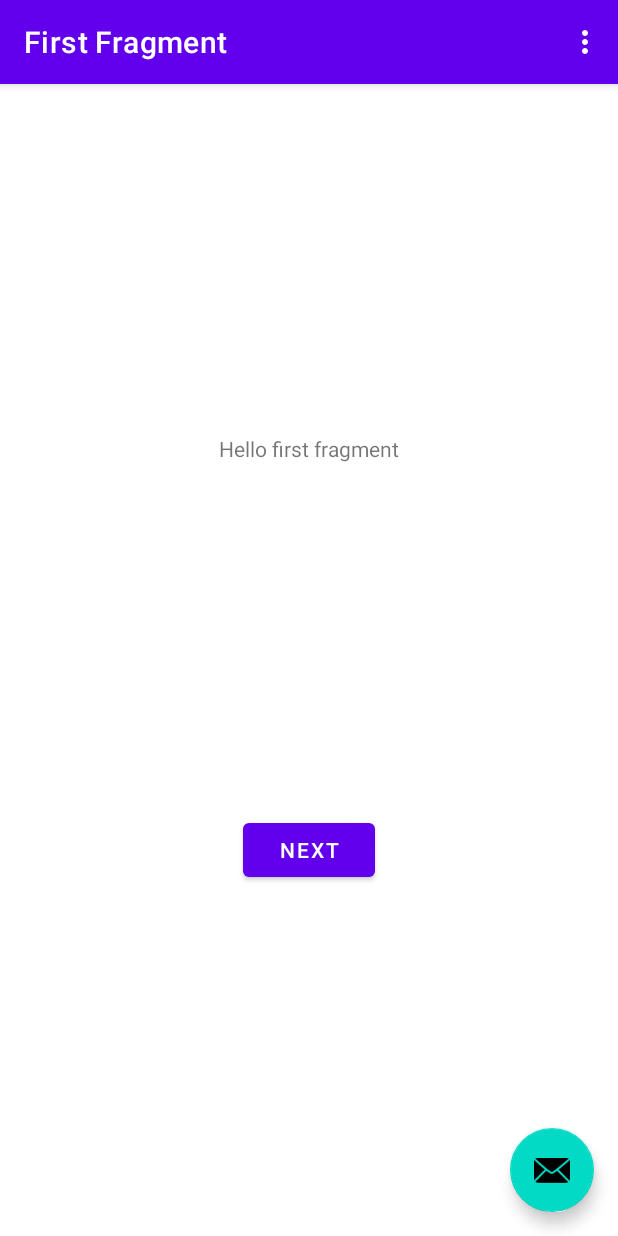
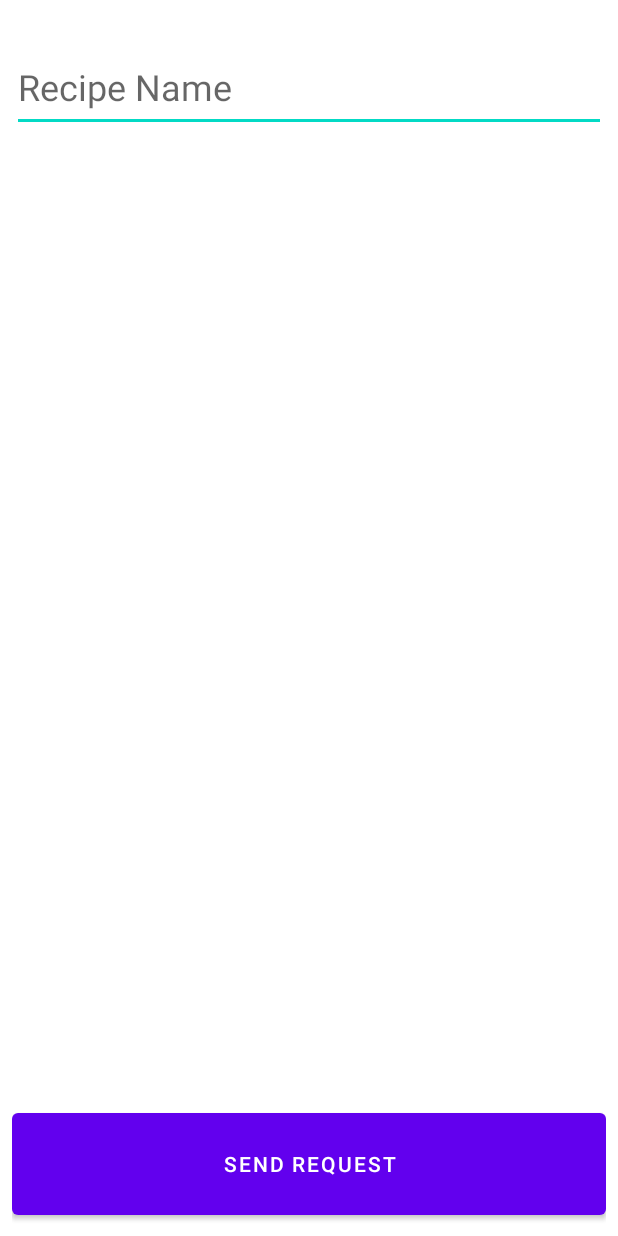
Before and after one commit to ms182905/CookingBookMobile, an Android app: the screen it shows after launch (MainActivity), on a phone screen of 412 x 824 dp. Run offline under Robolectric (Android 15) with nearby library versions, the phone set to English and light mode, and no system bars; pictures from the network do not load.

Commit message:
Added fetching data from API and displaying first recipe name and photo

```diff
--- a/app/src/main/AndroidManifest.xml
+++ b/app/src/main/AndroidManifest.xml
@@ -12,7 +12,7 @@
         android:theme="@style/Theme.CookingBookMobile"
         tools:targetApi="31">
         <activity
-            android:name=".MainActivity"
+            android:name=".view.MainActivity"
             android:exported="true"
             android:label="@string/app_name"
             android:theme="@style/Theme.CookingBookMobile.NoActionBar">
@@ -24,4 +24,6 @@
         </activity>
     </application>
 
+    <uses-permission android:name="android.permission.INTERNET" />
+
 </manifest>
--- a/app/src/main/java/com/soltys/cookingbookmobile/MainActivity.kt
+++ /dev/null
@@ -1,58 +0,0 @@
-package com.soltys.cookingbookmobile
-
-import android.os.Bundle
-import com.google.android.material.snackbar.Snackbar
-import androidx.appcompat.app.AppCompatActivity
-import androidx.navigation.findNavController
-import androidx.navigation.ui.AppBarConfiguration
-import androidx.navigation.ui.navigateUp
-import androidx.navigation.ui.setupActionBarWithNavController
-import android.view.Menu
-import android.view.MenuItem
-import com.soltys.cookingbookmobile.databinding.ActivityMainBinding
-
-class MainActivity : AppCompatActivity() {
-
-    private lateinit var appBarConfiguration: AppBarConfiguration
-    private lateinit var binding: ActivityMainBinding
-
-    override fun onCreate(savedInstanceState: Bundle?) {
-        super.onCreate(savedInstanceState)
-
-        binding = ActivityMainBinding.inflate(layoutInflater)
-        setContentView(binding.root)
-
-        setSupportActionBar(binding.toolbar)
-
-        val navController = findNavController(R.id.nav_host_fragment_content_main)
-        appBarConfiguration = AppBarConfiguration(navController.graph)
-        setupActionBarWithNavController(navController, appBarConfiguration)
-
-        binding.fab.setOnClickListener { view ->
-            Snackbar.make(view, "Replace with your own action", Snackbar.LENGTH_LONG)
-                    .setAction("Action", null).show()
-        }
-    }
-
-    override fun onCreateOptionsMenu(menu: Menu): Boolean {
-        // Inflate the menu; this adds items to the action bar if it is present.
-        menuInflater.inflate(R.menu.menu_main, menu)
-        return true
-    }
-
-    override fun onOptionsItemSelected(item: MenuItem): Boolean {
-        // Handle action bar item clicks here. The action bar will
-        // automatically handle clicks on the Home/Up button, so long
-        // as you specify a parent activity in AndroidManifest.xml.
-        return when (item.itemId) {
-            R.id.action_settings -> true
-            else -> super.onOptionsItemSelected(item)
-        }
-    }
-
-    override fun onSupportNavigateUp(): Boolean {
-        val navController = findNavController(R.id.nav_host_fragment_content_main)
-        return navController.navigateUp(appBarConfiguration)
-                || super.onSupportNavigateUp()
-    }
-}
--- /dev/null
+++ b/app/src/main/java/com/soltys/cookingbookmobile/view/MainActivity.kt
@@ -0,0 +1,84 @@
+package com.soltys.cookingbookmobile.view
+
+import android.os.Bundle
+import androidx.appcompat.app.AppCompatActivity
+import android.view.View
+import android.widget.Button
+import android.widget.EditText
+import android.widget.ImageView
+import android.widget.TextView
+import com.bumptech.glide.Glide
+import com.soltys.cookingbookmobile.R
+import com.soltys.cookingbookmobile.model.RecipesResponse
+import com.soltys.cookingbookmobile.viewmodel.MainViewModel
+
+class MainActivity : AppCompatActivity() {
+
+    private lateinit var mainViewModel: MainViewModel
+
+    private lateinit var etRecipeName: EditText
+    private lateinit var imgCondition: ImageView
+    private lateinit var tvResult: TextView
+    private lateinit var btnSend: Button
+
+    override fun onCreate(savedInstanceState: Bundle?) {
+        super.onCreate(savedInstanceState)
+        setContentView(R.layout.activity_main)
+
+        mainViewModel = MainViewModel()
+        subscribe()
+
+        etRecipeName = findViewById(R.id.et_recipe_name)
+        imgCondition = findViewById(R.id.img_condition)
+        tvResult = findViewById(R.id.tv_result)
+        btnSend = findViewById(R.id.btn_send_request)
+
+        btnSend.setOnClickListener {
+            if (etRecipeName.text.isNullOrEmpty() or etRecipeName.text.isNullOrBlank()) {
+                etRecipeName.error = "Field can't be null"
+            } else {
+                mainViewModel.getRecipeData(etRecipeName.text.toString())
+            }
+        }
+    }
+
+    private fun subscribe() {
+        mainViewModel.isLoading.observe(this) { isLoading ->
+            if (isLoading) tvResult.text = resources.getString(R.string.loading)
+        }
+
+        mainViewModel.isError.observe(this) { isError ->
+            if (isError) {
+                imgCondition.visibility = View.GONE
+                tvResult.text = mainViewModel.errorMessage
+            }
+        }
+
+        mainViewModel.weatherData.observe(this) { weatherData ->
+            setResultText(weatherData)
+        }
+    }
+
+    private fun setResultText(recipesData: RecipesResponse) {
+        val resultText = StringBuilder("Result:\n")
+
+        recipesData.results?.get(0)?.name
+        resultText.append("Name: ${recipesData.results?.get(0)?.name}\n")
+        setResultImage(recipesData.results?.get(0)?.thumbnailUrl)
+
+        tvResult.text = resultText
+    }
+
+    private fun setResultImage(imageUrl: String?) {
+        imageUrl.let { url ->
+            Glide.with(applicationContext)
+                .load(url)
+                .into(imgCondition)
+
+            imgCondition.visibility = View.VISIBLE
+            return
+        }
+
+        imgCondition.visibility = View.GONE
+    }
+}
--- /dev/null
+++ b/app/src/main/java/com/soltys/cookingbookmobile/viewmodel/MainViewModel.kt
@@ -0,0 +1,69 @@
+package com.soltys.cookingbookmobile.viewmodel
+
+import androidx.lifecycle.LiveData
+import androidx.lifecycle.MutableLiveData
+import androidx.lifecycle.ViewModel
+import com.soltys.cookingbookmobile.model.RecipesResponse
+import com.soltys.cookingbookmobile.networking.ApiConfig
+import retrofit2.Callback
+import retrofit2.Call
+import retrofit2.Response
+
+class MainViewModel() : ViewModel() {
+
+    private val _recipesData = MutableLiveData<RecipesResponse>()
+    val weatherData: LiveData<RecipesResponse> get() = _recipesData
+
+    private val _isLoading = MutableLiveData<Boolean>()
+    val isLoading: LiveData<Boolean> get() = _isLoading
+
+    private val _isError = MutableLiveData<Boolean>()
+    val isError: LiveData<Boolean> get() = _isError
+
+    var errorMessage: String = ""
+        private set
+
+    fun getRecipeData(phrase: String) {
+
+        _isLoading.value = true
+        _isError.value = false
+
+        val client = ApiConfig.getApiService().getRecipes(phrase = phrase)
+
+        client.enqueue(object : Callback<RecipesResponse> {
+
+            override fun onResponse(
+                call: Call<RecipesResponse>,
+                response: Response<RecipesResponse>
+            ) {
+                val responseBody = response.body()
+                if (!response.isSuccessful || responseBody == null) {
+                    onError("Data Processing Error")
+                    return
+                }
+
+                _isLoading.value = false
+                _recipesData.postValue(responseBody!!)
+            }
+
+            override fun onFailure(call: Call<RecipesResponse>, t: Throwable) {
+                onError(t.message)
+                t.printStackTrace()
+            }
+
+        })
+    }
+
+    private fun onError(inputMessage: String?) {
+
+        val message = if (inputMessage.isNullOrBlank() or inputMessage.isNullOrEmpty()) "Unknown Error"
+        else inputMessage
+
+        errorMessage = StringBuilder("ERROR: ")
+            .append("$message some data may not displayed properly").toString()
+
+        _isError.value = true
+        _isLoading.value = false
+    }
+
+}
--- a/app/src/main/res/layout/activity_main.xml
+++ b/app/src/main/res/layout/activity_main.xml
@@ -1,34 +1,54 @@
 <?xml version="1.0" encoding="utf-8"?>
-<androidx.coordinatorlayout.widget.CoordinatorLayout xmlns:android="http://schemas.android.com/apk/res/android"
+<androidx.constraintlayout.widget.ConstraintLayout xmlns:android="http://schemas.android.com/apk/res/android"
     xmlns:app="http://schemas.android.com/apk/res-auto"
     xmlns:tools="http://schemas.android.com/tools"
     android:layout_width="match_parent"
     android:layout_height="match_parent"
-    tools:context=".MainActivity">
+    android:padding="8dp"
+    tools:context=".view.MainActivity">
 
-    <com.google.android.material.appbar.AppBarLayout
+    <EditText
+        android:id="@+id/et_recipe_name"
+        android:layout_width="match_parent"
+        android:layout_height="60dp"
+        android:layout_marginTop="20dp"
+        app:layout_constraintTop_toTopOf="parent"
+        app:layout_constraintStart_toStartOf="parent"
+        app:layout_constraintEnd_toEndOf="parent"
+        android:hint="@string/recipe_name"
+        android:textSize="24sp"
+        android:inputType="text"
+        />
+
+    <ImageView
+        android:id="@+id/img_condition"
+        android:layout_width="390dp"
+        android:layout_height="308dp"
+        android:layout_marginTop="20dp"
+        app:layout_constraintEnd_toEndOf="parent"
+        app:layout_constraintStart_toStartOf="parent"
+        app:layout_constraintTop_toBottomOf="@id/et_recipe_name"
+        tools:src="@tools:sample/avatars" />
+
+    <TextView
+        android:id="@+id/tv_result"
         android:layout_width="match_parent"
         android:layout_height="wrap_content"
-        android:theme="@style/Theme.CookingBookMobile.AppBarOverlay">
+        android:layout_marginTop="20dp"
+        app:layout_constraintTop_toBottomOf="@+id/img_condition"
+        app:layout_constraintStart_toStartOf="parent"
+        app:layout_constraintEnd_toEndOf="parent"
+        android:textSize="18sp"
+        />
 
-        <androidx.appcompat.widget.Toolbar
-            android:id="@+id/toolbar"
-            android:layout_width="match_parent"
-            android:layout_height="?attr/actionBarSize"
-            android:background="?attr/colorPrimary"
-            app:popupTheme="@style/Theme.CookingBookMobile.PopupOverlay" />
+    <Button
+        android:id="@+id/btn_send_request"
+        android:layout_width="match_parent"
+        android:layout_height="80dp"
+        app:layout_constraintBottom_toBottomOf="parent"
+        app:layout_constraintStart_toStartOf="parent"
+        app:layout_constraintEnd_toEndOf="parent"
+        android:text="@string/send_request"
+        />
 
-    </com.google.android.material.appbar.AppBarLayout>
-
-    <include layout="@layout/content_main" />
-
-    <com.google.android.material.floatingactionbutton.FloatingActionButton
-        android:id="@+id/fab"
-        android:layout_width="wrap_content"
-        android:layout_height="wrap_content"
-        android:layout_gravity="bottom|end"
-        android:layout_marginEnd="@dimen/fab_margin"
-        android:layout_marginBottom="16dp"
-        app:srcCompat="@android:drawable/ic_dialog_email" />
-
-</androidx.coordinatorlayout.widget.CoordinatorLayout>
+</androidx.constraintlayout.widget.ConstraintLayout>
--- a/app/src/main/res/menu/menu_main.xml
+++ b/app/src/main/res/menu/menu_main.xml
@@ -1,7 +1,7 @@
 <menu xmlns:android="http://schemas.android.com/apk/res/android"
     xmlns:app="http://schemas.android.com/apk/res-auto"
     xmlns:tools="http://schemas.android.com/tools"
-    tools:context="com.soltys.cookingbookmobile.MainActivity">
+    tools:context="com.soltys.cookingbookmobile.view.MainActivity">
     <item
         android:id="@+id/action_settings"
         android:orderInCategory="100"
--- a/app/src/main/res/values/strings.xml
+++ b/app/src/main/res/values/strings.xml
@@ -9,4 +9,8 @@
 
     <string name="hello_first_fragment">Hello first fragment</string>
     <string name="hello_second_fragment">Hello second fragment. Arg: %1$s</string>
+
+    <string name="recipe_name">Recipe Name</string>
+    <string name="send_request">Send Request</string>
+    <string name="loading">Loading…</string>
 </resources>
```
Also changed, not shown: app/build.gradle (+9 -2 lines), app/src/main/java/com/soltys/cookingbookmobile/model/RecipesResponse.kt (added, +76 -0 lines), app/src/main/java/com/soltys/cookingbookmobile/networking/ApiConfig.kt (added, +37 -0 lines), app/src/main/java/com/soltys/cookingbookmobile/networking/ApiService.kt (added, +16 -0 lines).
